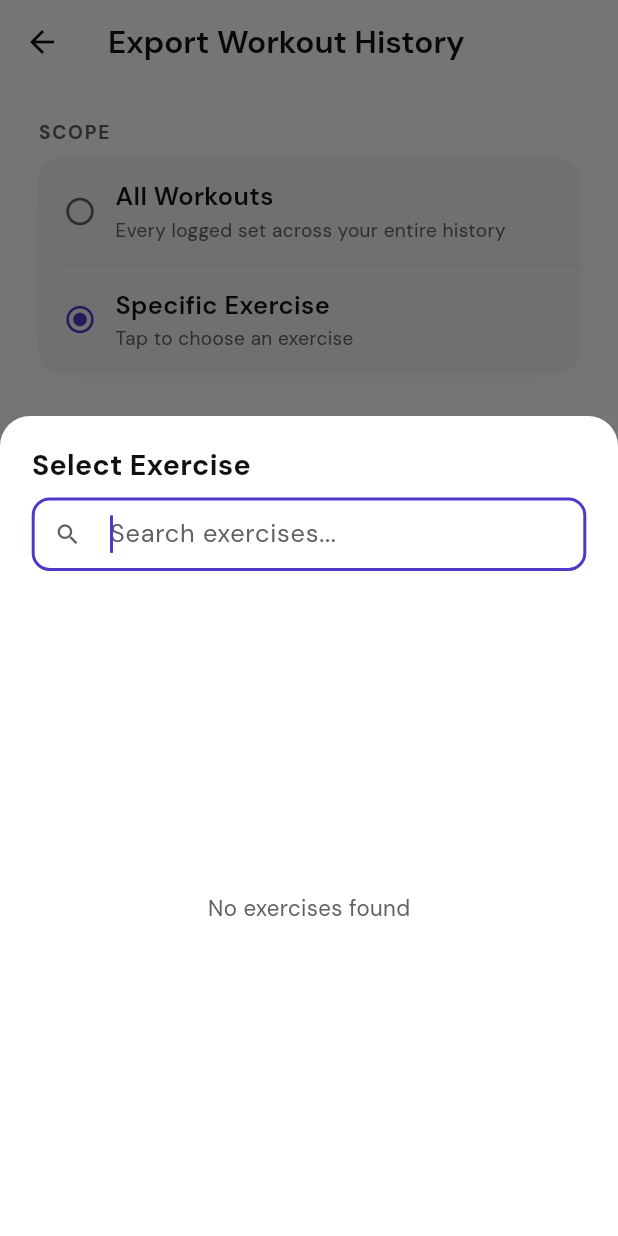
After one commit to LaalBaig/iteration_n_gym, a Flutter app: the ExportHistoryScreen screen opened by its route, after a tap on "Specific Exercise", on a phone screen of 412 x 824 dp. The commit adds this screen. Run offline on Flutter 3.47's test engine with Material 3 defaults, Android fonts, the phone set to English and light mode, and no system bars; our stand-ins replace csv, drift, drift_sqflite, figma_squircle, fl_chart, flutter_local_notifications and 5 more; accounts and stored records are empty; generated files the repository leaves out were written again.

Commit message:
feat: add export functionality for workout history with CSV and JSON support

```diff
--- a/gym_app_winter/lib/navigation/app_router.dart
+++ b/gym_app_winter/lib/navigation/app_router.dart
@@ -13,6 +13,7 @@ import 'package:gym_app_winter/screens/workout_history_screen.dart';
 import 'package:gym_app_winter/screens/save_workout_screen.dart';
 import 'package:gym_app_winter/screens/create_routine_screen.dart';
 import 'package:gym_app_winter/screens/explore_routines_screen.dart';
+import 'package:gym_app_winter/screens/export_history_screen.dart';
 import 'package:gym_app_winter/screens/splash_screen.dart';
 import 'package:gym_app_winter/screens/onboarding_screen.dart';
 
@@ -134,6 +135,10 @@ class AppRouter {
         path: '/explore_routines',
         builder: (context, state) => const ExploreRoutinesScreen(),
       ),
+      GoRoute(
+        path: '/export_history',
+        builder: (context, state) => const ExportHistoryScreen(),
+      ),
     ],
   );
 
--- /dev/null
+++ b/gym_app_winter/lib/screens/export_history_screen.dart
@@ -0,0 +1,403 @@
+import 'package:flutter/material.dart';
+import 'package:figma_squircle/figma_squircle.dart';
+import 'package:go_router/go_router.dart';
+
+import 'package:gym_app_winter/utils/responsive_helper.dart';
+import 'package:gym_app_winter/palette/color_scheme.dart';
+import 'package:gym_app_winter/database/database_service.dart';
+import 'package:gym_app_winter/database/database.dart';
+import 'package:gym_app_winter/services/export_service.dart';
+
+enum _ExportScope { all, specific }
+
+class ExportHistoryScreen extends StatefulWidget {
+  const ExportHistoryScreen({super.key});
+
+  @override
+  State<ExportHistoryScreen> createState() => _ExportHistoryScreenState();
+}
+
+class _ExportHistoryScreenState extends State<ExportHistoryScreen> {
+  _ExportScope _scope = _ExportScope.all;
+  ExportFormat _format = ExportFormat.csv;
+  String? _selectedExercise;
+  bool _isExporting = false;
+
+  Future<void> _pickExercise(List<Exercise> exercises) async {
+    final result = await showModalBottomSheet<String>(
+      context: context,
+      backgroundColor: Theme.of(context).colorScheme.surface,
+      isScrollControlled: true,
+      shape: const RoundedRectangleBorder(
+        borderRadius: BorderRadius.vertical(top: Radius.circular(20)),
+      ),
+      builder: (sheetContext) {
+        final colorScheme = Theme.of(sheetContext).colorScheme;
+        var query = '';
+
+        return StatefulBuilder(
+          builder: (context, setSheetState) {
+            final filtered = query.isEmpty
+                ? exercises
+                : exercises
+                    .where((ex) => ex.name.toLowerCase().contains(query.toLowerCase()))
+                    .toList();
+
+            return SafeArea(
+              child: ConstrainedBox(
+                constraints: BoxConstraints(maxHeight: ResponsiveHelper.h(560)),
+                child: Column(
+                  mainAxisSize: MainAxisSize.min,
+                  crossAxisAlignment: CrossAxisAlignment.start,
+                  children: [
+                    Padding(
+                      padding: EdgeInsets.fromLTRB(
+                        ResponsiveHelper.w(20),
+                        ResponsiveHelper.h(20),
+                        ResponsiveHelper.w(20),
+                        ResponsiveHelper.h(8),
+                      ),
+                      child: Text(
+                        'Select Exercise',
+                        style: TextStyle(
+                          fontSize: ResponsiveHelper.sp(18),
+                          fontWeight: FontWeight.bold,
+                          color: colorScheme.onSurface,
+                        ),
+                      ),
+                    ),
+                    Padding(
+                      padding: EdgeInsets.symmetric(horizontal: ResponsiveHelper.w(20)),
+                      child: TextField(
+                        autofocus: true,
+                        onChanged: (val) => setSheetState(() => query = val),
+                        style: TextStyle(color: colorScheme.onSurface),
+                        decoration: InputDecoration(
+                          hintText: 'Search exercises...',
+                          prefixIcon: const Icon(Icons.search),
+                          isDense: true,
+                          border: OutlineInputBorder(
+                            borderRadius: BorderRadius.circular(12),
+                            borderSide: BorderSide(color: colorScheme.outlineVariant),
+                          ),
+                        ),
+                      ),
+                    ),
+                    SizedBox(height: ResponsiveHelper.h(8)),
+                    Flexible(
+                      child: filtered.isEmpty
+                          ? Padding(
+                              padding: EdgeInsets.symmetric(vertical: ResponsiveHelper.h(32)),
+                              child: Center(
+                                child: Text(
+                                  'No exercises found',
+                                  style: TextStyle(color: colorScheme.onSurfaceVariant),
+                                ),
+                              ),
+                            )
+                          : ListView.builder(
+                              shrinkWrap: true,
+                              itemCount: filtered.length,
+                              itemBuilder: (context, index) {
+                                final ex = filtered[index];
+                                return ListTile(
+                                  title: Text(
+                                    ex.name,
+                                    style: TextStyle(color: colorScheme.onSurface),
+                                  ),
+                                  subtitle: Text(ex.category),
+                                  onTap: () => Navigator.pop(sheetContext, ex.name),
+                                );
+                              },
+                            ),
+                    ),
+                  ],
+                ),
+              ),
+            );
+          },
+        );
+      },
+    );
+
+    if (result != null) {
+      setState(() => _selectedExercise = result);
+    }
+  }
+
+  Future<void> _runExport() async {
+    if (_scope == _ExportScope.specific && _selectedExercise == null) {
+      ScaffoldMessenger.of(context).showSnackBar(
+        const SnackBar(content: Text('Choose an exercise to export.')),
+      );
+      return;
+    }
+
+    setState(() => _isExporting = true);
+    try {
+      final logs = await DatabaseService().db.watchAllLogsWithWorkoutAndExercise().first;
+      await ExportService.export(
+        logs: logs,
+        format: _format,
+        exerciseName: _scope == _ExportScope.specific ? _selectedExercise : null,
+      );
+    } finally {
+      if (mounted) setState(() => _isExporting = false);
+    }
+  }
+
+  @override
+  Widget build(BuildContext context) {
+    final theme = Theme.of(context);
+    final colorScheme = theme.colorScheme;
+
+    return Scaffold(
+      backgroundColor: theme.scaffoldBackgroundColor,
+      appBar: AppBar(
+        backgroundColor: theme.scaffoldBackgroundColor,
+        elevation: 0,
+        scrolledUnderElevation: 0,
+        leading: IconButton(
+          icon: Icon(Icons.arrow_back, color: colorScheme.onSurface),
+          onPressed: () {
+            if (context.canPop()) {
+              context.pop();
+            } else {
+              context.go('/');
+            }
+          },
+        ),
+        title: Text(
+          'Export Workout History',
+          style: TextStyle(
+            color: colorScheme.onSurface,
+            fontSize: ResponsiveHelper.sp(20),
+            fontWeight: FontWeight.w600,
+          ),
+        ),
+      ),
+      body: StreamBuilder<List<Exercise>>(
+        stream: DatabaseService().db.watchAllExercises(),
+        builder: (context, snapshot) {
+          final exercises = <Exercise>[...?snapshot.data]
+            ..sort((a, b) => a.name.compareTo(b.name));
+
+          return SingleChildScrollView(
+            padding: EdgeInsets.symmetric(
+              horizontal: ResponsiveHelper.w(24),
+              vertical: ResponsiveHelper.h(24),
+            ),
+            child: Column(
+              crossAxisAlignment: CrossAxisAlignment.start,
+              children: [
+                _SectionLabel('SCOPE'),
+                SizedBox(height: ResponsiveHelper.h(8)),
+                _ChoiceCard(
+                  children: [
+                    _ChoiceRow(
+                      label: 'All Workouts',
+                      subtitle: 'Every logged set across your entire history',
+                      selected: _scope == _ExportScope.all,
+                      onTap: () => setState(() => _scope = _ExportScope.all),
+                    ),
+                    _ChoiceRow(
+                      label: 'Specific Exercise',
+                      subtitle: _scope == _ExportScope.specific
+                          ? (_selectedExercise ?? 'Tap to choose an exercise')
+                          : 'Filter export to one exercise',
+                      selected: _scope == _ExportScope.specific,
+                      onTap: () {
+                        setState(() => _scope = _ExportScope.specific);
+                        _pickExercise(exercises);
+                      },
+                    ),
+                  ],
+                ),
+
+                SizedBox(height: ResponsiveHelper.h(28)),
+
+                _SectionLabel('FORMAT'),
+                SizedBox(height: ResponsiveHelper.h(8)),
+                _ChoiceCard(
+                  children: [
+                    _ChoiceRow(
+                      label: 'CSV',
+                      subtitle: 'Best for spreadsheets (Excel, Sheets)',
+                      selected: _format == ExportFormat.csv,
+                      onTap: () => setState(() => _format = ExportFormat.csv),
+                    ),
+                    _ChoiceRow(
+                      label: 'JSON',
+                      subtitle: 'Structured data for backup or scripts',
+                      selected: _format == ExportFormat.json,
+                      onTap: () => setState(() => _format = ExportFormat.json),
+                    ),
+                  ],
+                ),
+
+                SizedBox(height: ResponsiveHelper.h(36)),
+
+                SizedBox(
+                  width: double.infinity,
+                  child: ElevatedButton(
+                    onPressed: _isExporting ? null : _runExport,
+                    style: ElevatedButton.styleFrom(
+                      backgroundColor: colorScheme.primary,
+                      foregroundColor: colorScheme.onPrimary,
+                      elevation: 0,
+                      padding: EdgeInsets.symmetric(vertical: ResponsiveHelper.h(16)),
+                      shape: RoundedRectangleBorder(
+                        borderRadius: BorderRadius.circular(12),
+                      ),
+                    ),
+                    child: _isExporting
+                        ? SizedBox(
+                            width: 20,
+                            height: 20,
+                            child: CircularProgressIndicator(
+                              strokeWidth: 2,
+                              color: colorScheme.onPrimary,
+                            ),
+                          )
+                        : Row(
+                            mainAxisAlignment: MainAxisAlignment.center,
+                            children: [
+                              const Icon(Icons.ios_share, size: 20),
+                              SizedBox(width: ResponsiveHelper.w(8)),
+                              Text(
+                                'Export & Share',
+                                style: TextStyle(
+                                  fontSize: ResponsiveHelper.sp(16),
+                                  fontWeight: FontWeight.w600,
+                                ),
+                              ),
+                            ],
+                          ),
+                  ),
+                ),
+              ],
+            ),
+          );
+        },
+      ),
+    );
+  }
+}
+
+class _SectionLabel extends StatelessWidget {
+  const _SectionLabel(this.text);
+  final String text;
+
+  @override
+  Widget build(BuildContext context) {
+    return Text(
+      text,
+      style: TextStyle(
+        fontSize: ResponsiveHelper.sp(12),
+        fontWeight: FontWeight.bold,
+        letterSpacing: 1.2,
+        color: context.colors.emptyText,
+      ),
+    );
+  }
+}
+
+class _ChoiceCard extends StatelessWidget {
+  const _ChoiceCard({required this.children});
+  final List<Widget> children;
+
+  @override
+  Widget build(BuildContext context) {
+    return Container(
+      decoration: ShapeDecoration(
+        color: context.colors.surfaceWhite,
+        shape: SmoothRectangleBorder(
+          borderRadius: SmoothBorderRadius(cornerRadius: 16, cornerSmoothing: 1.0),
+        ),
+        shadows: [
+          BoxShadow(
+            color: Colors.black.withValues(alpha: 0.03),
+            blurRadius: 16,
+            offset: const Offset(0, 4),
+          ),
+        ],
+      ),
+      child: Column(
+        children: children
+            .expand((child) => [
+                  child,
+                  if (child != children.last)
+                    Divider(
+                      height: 1,
+                      indent: ResponsiveHelper.w(16),
+                      color: Theme.of(context).colorScheme.outlineVariant,
+                    ),
+                ])
+            .toList(),
+      ),
+    );
+  }
+}
+
+class _ChoiceRow extends StatelessWidget {
+  const _ChoiceRow({
+    required this.label,
+    required this.subtitle,
+    required this.selected,
+    required this.onTap,
+  });
+
+  final String label;
+  final String subtitle;
+  final bool selected;
+  final VoidCallback onTap;
+
+  @override
+  Widget build(BuildContext context) {
+    final colorScheme = Theme.of(context).colorScheme;
+    return InkWell(
+      onTap: onTap,
+      child: Padding(
+        padding: EdgeInsets.symmetric(
+          horizontal: ResponsiveHelper.w(16),
+          vertical: ResponsiveHelper.h(14),
+        ),
+        child: Row(
+          children: [
+            Icon(
+              selected ? Icons.radio_button_checked : Icons.radio_button_off,
+              color: selected ? colorScheme.primary : context.colors.emptyText,
+              size: 22,
+            ),
+            SizedBox(width: ResponsiveHelper.w(12)),
+            Expanded(
+              child: Column(
+                crossAxisAlignment: CrossAxisAlignment.start,
+                children: [
+                  Text(
+                    label,
+                    style: TextStyle(
+                      fontSize: ResponsiveHelper.sp(16),
+                      fontWeight: FontWeight.w600,
+                      color: context.colors.textBlack,
+                    ),
+                  ),
+                  SizedBox(height: ResponsiveHelper.h(2)),
+                  Text(
+                    subtitle,
+                    style: TextStyle(
+                      fontSize: ResponsiveHelper.sp(12),
+                      color: context.colors.emptyText,
+                    ),
+                    maxLines: 1,
+                    overflow: TextOverflow.ellipsis,
+                  ),
+                ],
+              ),
+            ),
+          ],
+        ),
+      ),
+    );
+  }
+}
--- a/gym_app_winter/lib/screens/profile_tab.dart
+++ b/gym_app_winter/lib/screens/profile_tab.dart
@@ -8,6 +8,7 @@ import 'package:gym_app_winter/main.dart' as import_main;
 import 'package:gym_app_winter/database/database_service.dart';
 import 'package:gym_app_winter/database/database.dart';
 import 'package:gym_app_winter/widgets/bouncing_button.dart';
+import 'package:go_router/go_router.dart';
 
 class ProfileTab extends StatefulWidget {
   const ProfileTab({super.key});
@@ -364,6 +365,26 @@ class _ProfileTabState extends State<ProfileTab> {
                       subtitle: _bodyweightKg != null
                           ? '${_bodyweightKg!.toStringAsFixed(1)} kg'
                           : 'Not set',
+                      trailing: Icon(Icons.chevron_right, color: context.colors.emptyText),
+                    ),
+                  ],
+                ),
+              ),
+
+              SizedBox(height: ResponsiveHelper.h(32)),
+
+              // ── Data ─────────────────────────────────────────────────────
+              _SectionLabel('DATA'),
+              SizedBox(height: ResponsiveHelper.h(8)),
+
+              BouncingButton(
+                onTap: () => context.push('/export_history'),
+                child: _SettingsCard(
+                  children: [
+                    _SettingsRow(
+                      icon: Icons.ios_share_outlined,
+                      label: 'Export Workout History',
+                      subtitle: 'Save as CSV or JSON',
                       trailing: Icon(Icons.chevron_right, color: context.colors.emptyText),
                     ),
                   ],
--- a/gym_app_winter/lib/screens/workout_tab.dart
+++ b/gym_app_winter/lib/screens/workout_tab.dart
@@ -231,7 +231,7 @@ class _WorkoutsTabState extends State<WorkoutsTab> {
                             ),
                             SizedBox(height: ResponsiveHelper.h(12)),
                             Text(
-                              "New Routine",
+                              "Create Routine",
                               textAlign: TextAlign.center,
                               style: TextStyle(
                                 fontSize: ResponsiveHelper.sp(16),
--- /dev/null
+++ b/gym_app_winter/lib/services/export_service.dart
@@ -0,0 +1,137 @@
+import 'dart:convert';
+import 'dart:io';
+
+import 'package:csv/csv.dart';
+import 'package:intl/intl.dart';
+import 'package:path_provider/path_provider.dart';
+import 'package:share_plus/share_plus.dart';
+
+import 'package:gym_app_winter/database/database.dart';
+
+enum ExportFormat { csv, json }
+
+class ExportService {
+  static const _csvHeader = [
+    'Workout ID',
+    'Date',
+    'Start Time',
+    'End Time',
+    'Exercise',
+    'Category',
+    'Set Number',
+    'Weight (kg)',
+    'Reps',
+    'Time (s)',
+    'Notes',
+  ];
+
+  static List<LogWithWorkoutAndExercise> _filterAndSort(
+    List<LogWithWorkoutAndExercise> logs,
+    String? exerciseName,
+  ) {
+    final filtered = exerciseName == null
+        ? logs
+        : logs.where((l) => l.log.exerciseName == exerciseName).toList();
+    filtered.sort((a, b) {
+      final byDate = a.workout.startTime.compareTo(b.workout.startTime);
+      if (byDate != 0) return byDate;
+      return a.log.setNumber.compareTo(b.log.setNumber);
+    });
+    return filtered;
+  }
+
+  static String _buildCsv(List<LogWithWorkoutAndExercise> logs, String? exerciseName) {
+    final rows = _filterAndSort(logs, exerciseName);
+    final dateFmt = DateFormat('yyyy-MM-dd');
+    final timeFmt = DateFormat('HH:mm');
+
+    final data = <List<dynamic>>[_csvHeader];
+    for (final row in rows) {
+      data.add([
+        row.workout.id,
+        dateFmt.format(row.workout.startTime),
+        timeFmt.format(row.workout.startTime),
+        row.workout.endTime != null ? timeFmt.format(row.workout.endTime!) : '',
+        row.log.exerciseName,
+        row.exercise.category,
+        row.log.setNumber,
+        row.log.weight,
+        row.log.reps,
+        row.log.time ?? '',
+        row.log.notes ?? '',
+      ]);
+    }
+    return Csv().encode(data);
+  }
+
+  static String _buildJson(List<LogWithWorkoutAndExercise> logs, String? exerciseName) {
+    final rows = _filterAndSort(logs, exerciseName);
+
+    final workoutMap = <String, Map<String, dynamic>>{};
+    for (final row in rows) {
+      final w = workoutMap.putIfAbsent(row.workout.id, () => {
+            'workoutId': row.workout.id,
+            'startTime': row.workout.startTime.toIso8601String(),
+            'endTime': row.workout.endTime?.toIso8601String(),
+            'description': row.workout.description,
+            'exercises': <Map<String, dynamic>>[],
+          });
+
+      final exercises = w['exercises'] as List<Map<String, dynamic>>;
+      var exerciseEntry = exercises.cast<Map<String, dynamic>?>().firstWhere(
+            (e) => e?['name'] == row.log.exerciseName,
+            orElse: () => null,
+          );
+      if (exerciseEntry == null) {
+        exerciseEntry = {
+          'name': row.log.exerciseName,
+          'category': row.exercise.category,
+          'notes': row.log.notes,
+          'sets': <Map<String, dynamic>>[],
+        };
+        exercises.add(exerciseEntry);
+      }
+      (exerciseEntry['sets'] as List<Map<String, dynamic>>).add({
+        'setNumber': row.log.setNumber,
+        'weight': row.log.weight,
+        'reps': row.log.reps,
+        'time': row.log.time,
+      });
+    }
+
+    return const JsonEncoder.withIndent('  ').convert({
+      'exportedAt': DateTime.now().toIso8601String(),
+      'scope': exerciseName ?? 'all',
+      'workouts': workoutMap.values.toList(),
+    });
+  }
+
+  /// Writes the export to a temp file and opens the native share sheet.
+  static Future<void> export({
+    required List<LogWithWorkoutAndExercise> logs,
+    required ExportFormat format,
+    String? exerciseName,
+  }) async {
+    final content = format == ExportFormat.csv
+        ? _buildCsv(logs, exerciseName)
+        : _buildJson(logs, exerciseName);
+
+    final ext = format == ExportFormat.csv ? 'csv' : 'json';
+    final scopeLabel = exerciseName == null
+        ? 'all_workouts'
+        : exerciseName.toLowerCase().replaceAll(RegExp(r'[^a-z0-9]+'), '_');
+    final timestamp = DateFormat('yyyyMMdd_HHmmss').format(DateTime.now());
+    final fileName = 'workout_export_${scopeLabel}_$timestamp.$ext';
+
+    final dir = await getTemporaryDirectory();
+    final file = File('${dir.path}/$fileName');
+    await file.writeAsString(content);
+
+    await SharePlus.instance.share(
+      ShareParams(
+        files: [XFile(file.path)],
+        text: 'Workout history export',
+      ),
+    );
+  }
+}
--- a/gym_app_winter/pubspec.yaml
+++ b/gym_app_winter/pubspec.yaml
@@ -46,6 +46,9 @@ dependencies:
   intl: ^0.20.2
   shared_preferences: ^2.5.5
   flutter_local_notifications: ^22.0.1
+  path_provider: ^2.1.6
+  share_plus: ^13.2.0
+  csv: ^8.0.0
 
 dev_dependencies:
   drift_dev: ^2.15.0
```
Also changed, not shown: gym_app_winter/lib/screens/workout_history_screen.dart (+69 -9 lines), gym_app_winter/pubspec.lock, 6 other files.
